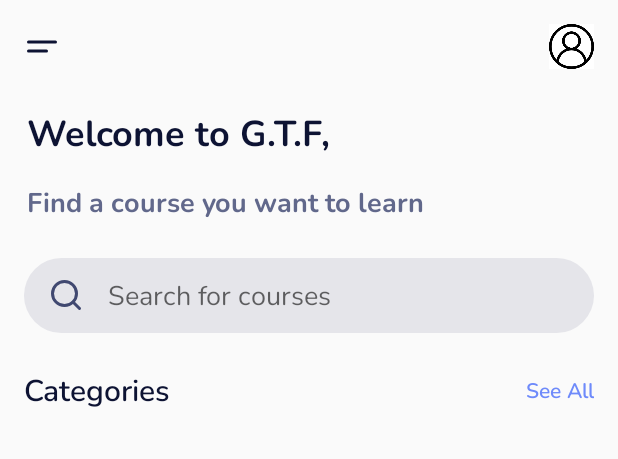
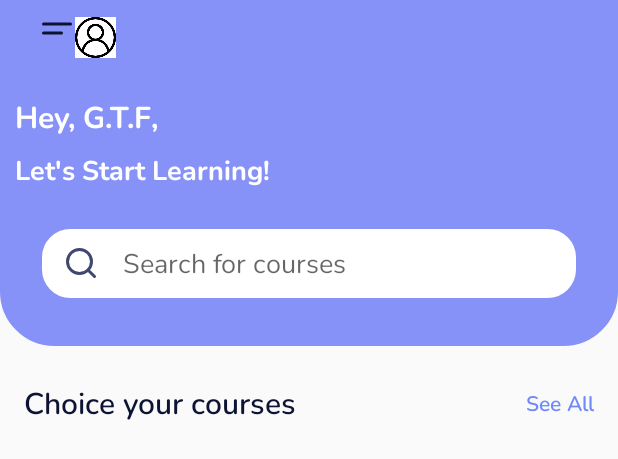
Before and after one commit to hammouchama/android_project, an Android app: the layout activity_main.xml on its own in the app's theme, with its tools: preview values and no code run, on a phone screen of 412 x 824 dp. Shown: the top 459 px of the screen. Run offline under Robolectric (Android 15) with nearby library versions, the phone set to English and light mode, and no system bars.

Commit message:
change the main activity

```diff
--- /dev/null
+++ b/CourseApp/app/src/main/res/drawable/lavender_border_home.xml
@@ -0,0 +1,13 @@
+<?xml version="1.0" encoding="utf-8"?>
+<shape xmlns:android="http://schemas.android.com/apk/res/android"
+    android:shape="rectangle">
+
+    <stroke
+        android:width="2dp"
+        android:color="@color/lavender"/>
+
+    <corners
+        android:bottomLeftRadius="35dp"
+        android:bottomRightRadius="35dp"/>
+
+</shape>
--- a/CourseApp/app/src/main/res/layout/activity_login.xml
+++ b/CourseApp/app/src/main/res/layout/activity_login.xml
@@ -67,7 +67,8 @@
                 android:id="@+id/login_button"
                 android:textSize="18sp"
                 android:layout_marginTop="30dp"
-                android:background="@drawable/rounded_button"/>
+                android:background="@drawable/buy_button_bg"
+                android:textColor="@color/white"/>
 
             <TextView
                 android:layout_width="wrap_content"
--- a/CourseApp/app/src/main/res/layout/activity_main.xml
+++ b/CourseApp/app/src/main/res/layout/activity_main.xml
@@ -5,71 +5,95 @@
     android:layout_width="match_parent"
     android:layout_height="match_parent"
     tools:context=".MainActivity">
+   <LinearLayout
+       android:id="@+id/topHome"
+       android:layout_width="match_parent"
+       android:layout_height="wrap_content"
+       android:orientation="vertical"
+       app:layout_constraintStart_toStartOf="parent"
+       app:layout_constraintLeft_toLeftOf="parent"
+       app:layout_constraintRight_toRightOf="parent"
+       tools:ignore="MissingConstraints"
+       android:background="@drawable/lavender_border_home"
+       android:backgroundTint="@color/lavender"
+       android:padding="10dp"
+       android:layout_marginBottom="20dp">
+       <LinearLayout
+           android:layout_width="match_parent"
+           android:layout_height="wrap_content"
+           android:orientation="horizontal"
+           android:id="@+id/bar">
 
            <ImageView
                android:id="@+id/imageView"
                android:layout_width="wrap_content"
                android:layout_height="wrap_content"
+               android:layout_gravity="left"
                android:layout_marginStart="16dp"
-        app:layout_constraintBottom_toBottomOf="@+id/logout"
+               app:layout_constraintBottom_toBottomOf="parent"
                app:layout_constraintStart_toStartOf="parent"
-        app:layout_constraintTop_toTopOf="@+id/logout"
+               app:layout_constraintTop_toTopOf="parent"
                app:srcCompat="@drawable/ic_menu" />
 
            <ImageView
                android:id="@+id/logout"
-        android:layout_width="30dp"
+               android:layout_width="27dp"
                android:layout_height="30dp"
+               android:layout_gravity="right"
                android:layout_marginTop="16dp"
                android:layout_marginEnd="16dp"
+               app:layout_constraintBottom_toBottomOf="@+id/textView"
                app:layout_constraintEnd_toEndOf="parent"
-        app:layout_constraintTop_toTopOf="parent"
+               app:layout_constraintTop_toTopOf="@+id/textView"
                app:srcCompat="@drawable/user_ic" />
+       </LinearLayout>
 
        <TextView
         android:id="@+id/textView"
         android:layout_width="wrap_content"
         android:layout_height="wrap_content"
-        android:layout_marginStart="18dp"
-        android:layout_marginTop="32dp"
+        android:layout_marginStart="0dp"
+        android:layout_marginTop="8dp"
         android:fontFamily="@font/nunito_bold"
-        android:text="Welcome to G.T.F,"
-        android:textColor="#0D1333"
-        android:textSize="24sp"
+        android:text="Hey, G.T.F,"
+        android:textColor="@color/white"
+        android:textSize="20sp"
         app:layout_constraintStart_toStartOf="parent"
-        app:layout_constraintTop_toBottomOf="@+id/imageView" />
+        app:layout_constraintTop_toBottomOf="@+id/bar" />
 
     <TextView
         android:id="@+id/textView2"
         android:layout_width="wrap_content"
         android:layout_height="wrap_content"
-        android:layout_marginTop="16dp"
+        android:layout_marginTop="8dp"
         android:fontFamily="@font/nunito_bold"
-        android:text="Find a course you want to learn"
-        android:textColor="#61688b"
+        android:text="@string/let_s_start_learning"
+        android:textColor="@color/white"
         android:textSize="18sp"
         app:layout_constraintStart_toStartOf="@+id/textView"
         app:layout_constraintTop_toBottomOf="@+id/textView" />
 
     <EditText
         android:id="@+id/editText"
-        android:layout_width="0dp"
+        android:layout_width="match_parent"
         android:layout_height="50dp"
         android:layout_marginStart="16dp"
         android:layout_marginTop="24dp"
         android:layout_marginEnd="16dp"
-        android:background="@drawable/search_bg"
-        android:drawableLeft="@drawable/ic_search"
+        android:background="@drawable/white_background"
+        android:drawableStart="@drawable/ic_search"
         android:drawablePadding="16dp"
         android:ems="10"
         android:fontFamily="@font/nunito"
-        android:hint="Search for courses"
+        android:hint="@string/search_for_courses"
         android:inputType="textPersonName"
         android:paddingStart="16dp"
         android:singleLine="true"
         app:layout_constraintEnd_toEndOf="parent"
         app:layout_constraintStart_toStartOf="parent"
-        app:layout_constraintTop_toBottomOf="@+id/textView2" />
+        app:layout_constraintTop_toBottomOf="@+id/textView2"
+        android:layout_marginBottom="20dp"/>
+   </LinearLayout>
 
     <TextView
         android:id="@+id/textView3"
@@ -78,11 +102,11 @@
         android:layout_marginStart="16dp"
         android:layout_marginTop="24dp"
         android:fontFamily="@font/nunito_semibold"
-        android:text="Categories"
+        android:text="@string/choice_your_courses"
         android:textColor="#0D1333"
         android:textSize="20sp"
         app:layout_constraintStart_toStartOf="parent"
-        app:layout_constraintTop_toBottomOf="@+id/editText" />
+        app:layout_constraintTop_toBottomOf="@+id/topHome" />
 
     <TextView
         android:id="@+id/textView4"
--- a/CourseApp/app/src/main/res/layout/activity_signup.xml
+++ b/CourseApp/app/src/main/res/layout/activity_signup.xml
@@ -90,7 +90,8 @@
                 android:id="@+id/signup_button"
                 android:textSize="18sp"
                 android:layout_marginTop="30dp"
-                android:background="@drawable/rounded_button"/>
+                android:background="@drawable/buy_button_bg"
+                 android:textColor="@color/white"/>
 
             <TextView
                 android:layout_width="wrap_content"
--- a/CourseApp/app/src/main/res/values/strings.xml
+++ b/CourseApp/app/src/main/res/values/strings.xml
@@ -1,3 +1,6 @@
 <resources>
     <string name="app_name">CourseApp</string>
+    <string name="let_s_start_learning">Let\'s Start Learning!</string>
+    <string name="search_for_courses">Search for courses</string>
+    <string name="choice_your_courses">Choice your courses</string>
 </resources>
```
Also changed, not shown: CourseApp/app/src/main/res/drawable/buy_button_bg.xml (+6 -6 lines), CourseApp/app/src/main/res/layout/course_details.xml (+22 -7 lines), CourseApp/app/src/main/res/drawable/logo_full.png (added), CourseApp/app/src/main/res/drawable/logo_full_white.png (added), 2 other files. Lines whose indentation alone changed are shown as unchanged.
